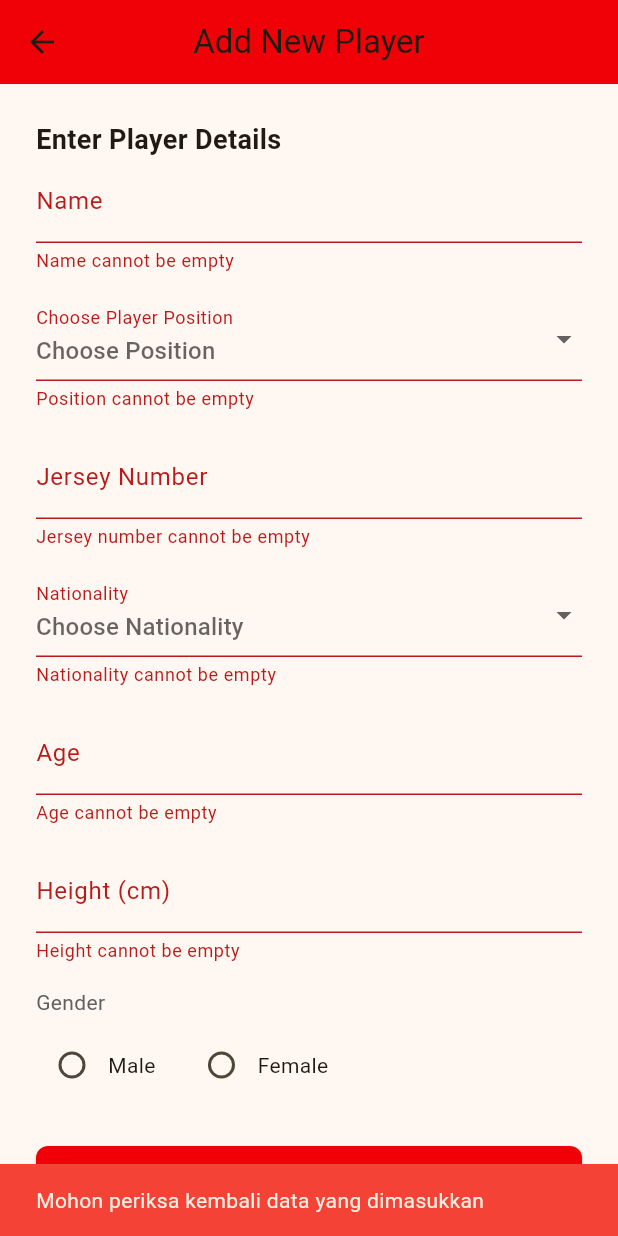
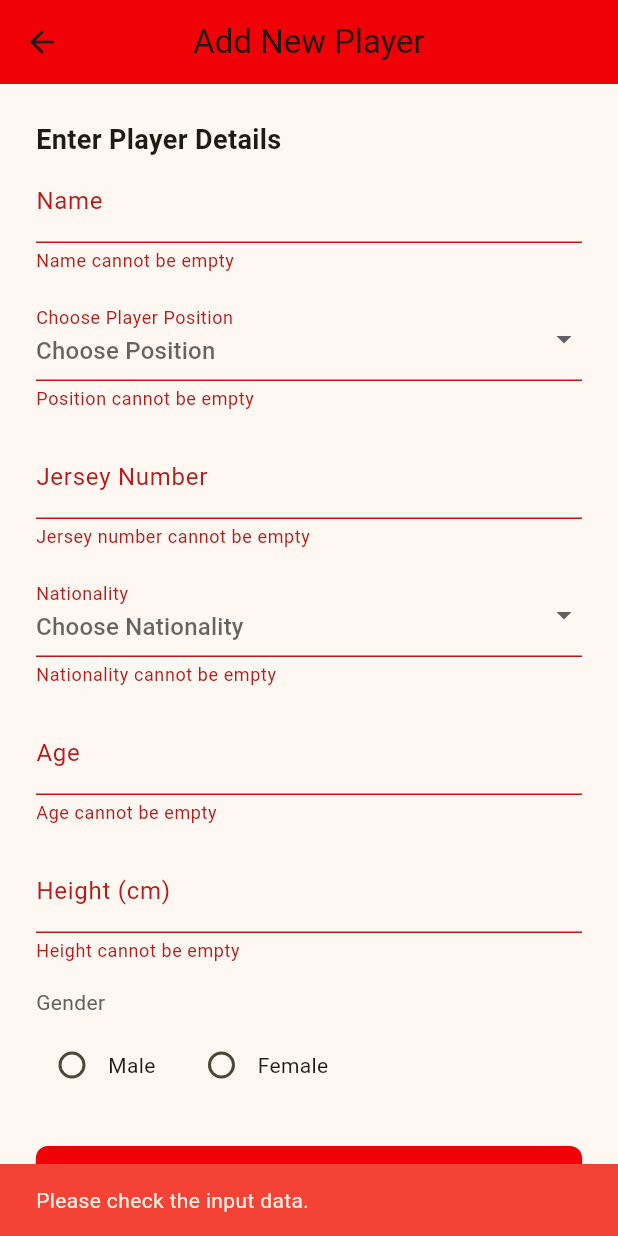
Before and after one commit to taworld-star/AplikasiBola_0040, a Flutter app: the AddplayerPage screen opened by its route, after a tap on "Save", on a phone screen of 412 x 824 dp. Run offline on Flutter 3.47's test engine with Material 3 defaults, Android fonts, the light colour scheme and no system bars.

Commit message:
revisi more

```diff
--- a/lib/addplayer_page.dart
+++ b/lib/addplayer_page.dart
@@ -65,7 +65,7 @@ class _AddplayerPageState extends State<AddplayerPage> {
       // Show error message if validation fails
       ScaffoldMessenger.of(context).showSnackBar(
         const SnackBar(
-          content: Text('Mohon periksa kembali data yang dimasukkan'),
+          content: Text('Please check the input data.'),
           backgroundColor: Colors.red,
         ),
       );
```
